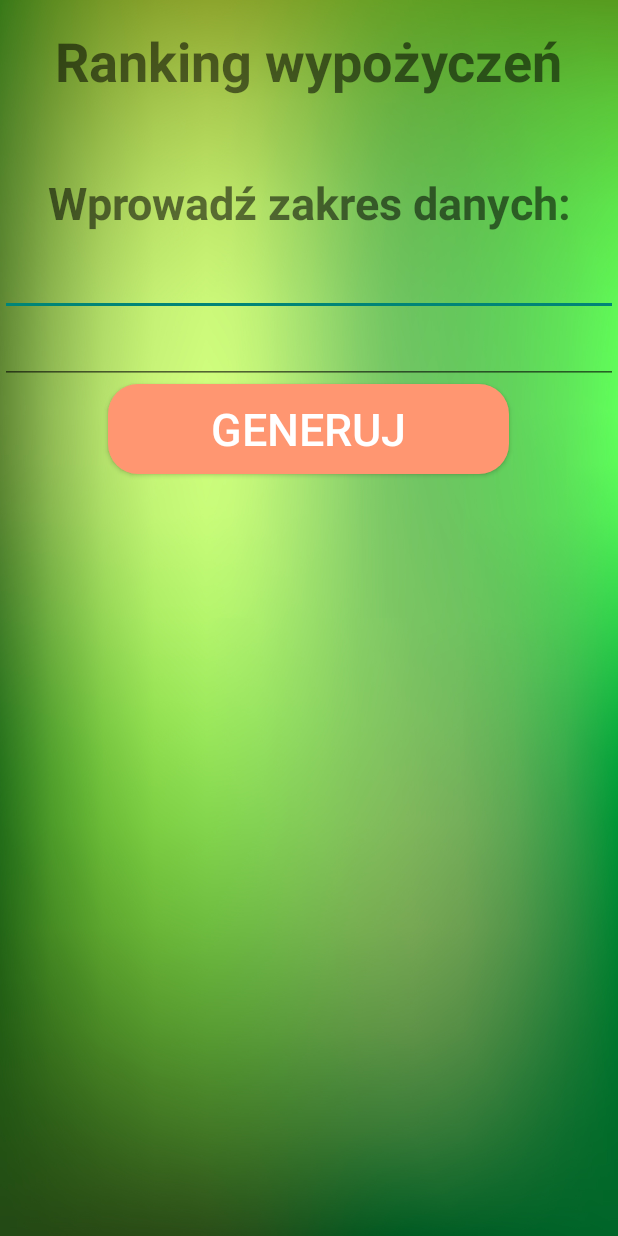
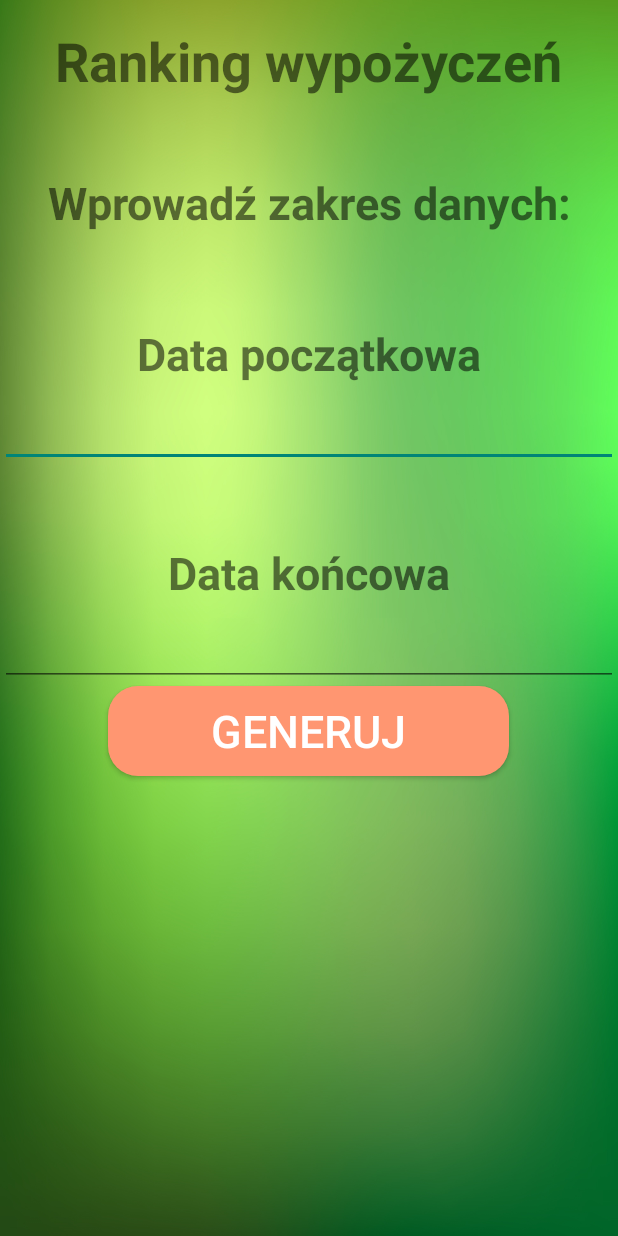
Before and after one commit to dawid2010/bibliotekaplus, an Android app: the layout activity_ranking.xml on its own in the app's theme, with its tools: preview values and no code run, on a phone screen of 412 x 824 dp. Run offline under Robolectric (Android 15) with nearby library versions, the phone set to English and light mode, and no system bars.

Commit message:
Poprawiony ranking, dodano opcje statusu platnosci do zamowień

```diff
--- a/app/src/main/java/mobile/bibliotekaplus/FirebaseKodyDonwload.java
+++ b/app/src/main/java/mobile/bibliotekaplus/FirebaseKodyDonwload.java
@@ -60,10 +60,12 @@ public class FirebaseKodyDonwload {
                                         String kod = "";
                                         String data = "";
                                         String placowka = "";
+                                        Boolean platnosc = false;
                                                             String id = document.getId();
                                                             try {
                                                                  kod = document.getString("kod");
                                                                  Date cal = document.getDate("data");
+                                                                  platnosc = document.getBoolean("platnosc");
                                                                 Calendar c = Calendar.getInstance();
                                                                 c.setTime(cal);
                                                                   data = c.get(Calendar.DAY_OF_MONTH)+"/"+c.get(Calendar.MONTH)+"/"+c.get(Calendar.YEAR);
@@ -78,6 +80,7 @@ public class FirebaseKodyDonwload {
                                                             s.setKod(kod);
                                                             s.setData(data);
                                                             s.setPlacowka(placowka);
+                                                            s.setPlatnosc(platnosc);
                                         if (!findCustomerByid(kod, downloadedData)) {
                                             downloadedData.add(s);
                                         }
--- a/app/src/main/java/mobile/bibliotekaplus/Kaucja.java
+++ b/app/src/main/java/mobile/bibliotekaplus/Kaucja.java
@@ -291,6 +291,7 @@ public class Kaucja extends AppCompatActivity {
     }
 
     public void OnClickRealizuj(View view) {
+        globalClass.setPlatnosc(false);
         Intent intent = new Intent(this, Realizacja.class);
         intent.putExtra("placowka", placowka);
         intent.putExtra("adres", selectedMarkerUlica);
@@ -298,6 +299,7 @@ public class Kaucja extends AppCompatActivity {
         this.startActivity ( intent );
     }
     public void OnClickPaypal(View view) {
+        globalClass.setPlatnosc(true);
         paymentAmount = "10";
         double tempIntAmount = 0;
         for (Book book : books) {
--- a/app/src/main/res/layout/activity_ranking.xml
+++ b/app/src/main/res/layout/activity_ranking.xml
@@ -58,12 +58,34 @@
 
         ]]>
 
+        <TextView
+            android:id="@+id/textView3"
+            android:layout_width="match_parent"
+            android:layout_height="wrap_content"
+            android:layout_marginTop="50dp"
+            android:layout_marginBottom="10dp"
+            android:gravity="center"
+            android:text="Data początkowa"
+            android:textSize="30sp"
+            android:textStyle="bold" />
+
         <EditText
             android:id="@+id/eTrankStart"
             android:layout_width="match_parent"
             android:layout_height="wrap_content"
             android:ems="10"
             android:inputType="date" />
+
+        <TextView
+            android:id="@+id/textView5"
+            android:layout_width="match_parent"
+            android:layout_height="wrap_content"
+            android:layout_marginTop="50dp"
+            android:layout_marginBottom="10dp"
+            android:gravity="center"
+            android:text="Data końcowa"
+            android:textSize="30sp"
+            android:textStyle="bold" />
 
         <EditText
             android:id="@+id/eTrankEnd"
```
Also changed, not shown: app/src/main/java/mobile/bibliotekaplus/FirebaseRankDownload.java (+15 -0 lines), app/src/main/java/mobile/bibliotekaplus/GlobalClass.java (+18 -0 lines), app/src/main/java/mobile/bibliotekaplus/Realizacja.java (+8 -0 lines), app/src/main/java/mobile/bibliotekaplus/Zamowienia.java (+8 -0 lines), app/src/main/java/mobile/bibliotekaplus/kody.java (+8 -0 lines), app/src/main/java/mobile/bibliotekaplus/logowanie_fb.java (+23 -4 lines), app/src/main/res/layout/model_zamowienie.xml (+11 -1 lines), 1 other file.
